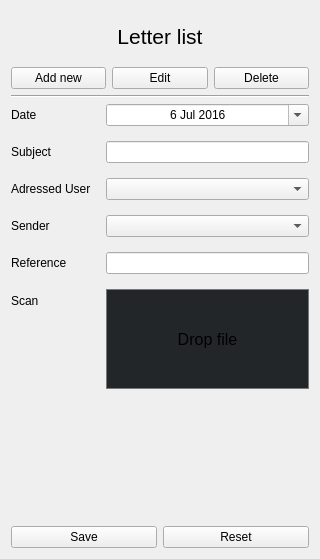
MazeFX/pat, file MyQtness/ui/letter_form.ui: the form before one commit.
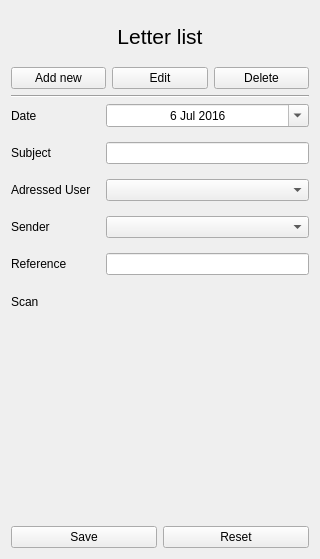
The form after the commit. Custom widgets are drawn as their Qt base class.

Commit message: Changing DragDropWidget label text on state of scanned file

```diff
--- a/MyQtness/ui/letter_form.ui
+++ b/MyQtness/ui/letter_form.ui
@@ -20,11 +20,7 @@
    <string>Form</string>
   </property>
   <property name="styleSheet">
-   <string notr="true">#scanFileDrop {
-    border: 1px solid #76797C;
-    background-color: #232629;
-    border-radius: 0px;
-}</string>
+   <string notr="true"/>
   </property>
   <layout class="QVBoxLayout" name="verticalLayout">
    <item>
@@ -202,26 +198,6 @@
        <property name="styleSheet">
         <string notr="true"/>
        </property>
-       <layout class="QVBoxLayout" name="verticalLayout_2">
-        <item>
-         <widget class="QLabel" name="label_3">
-          <property name="font">
-           <font>
-            <pointsize>12</pointsize>
-            <weight>50</weight>
-            <bold>false</bold>
-            <underline>false</underline>
-           </font>
-          </property>
-          <property name="text">
-           <string>Drop file</string>
-          </property>
-          <property name="alignment">
-           <set>Qt::AlignCenter</set>
-          </property>
-         </widget>
-        </item>
-       </layout>
       </widget>
      </item>
      <item row="2" column="1">
```
The commit also changes 4 other files.
